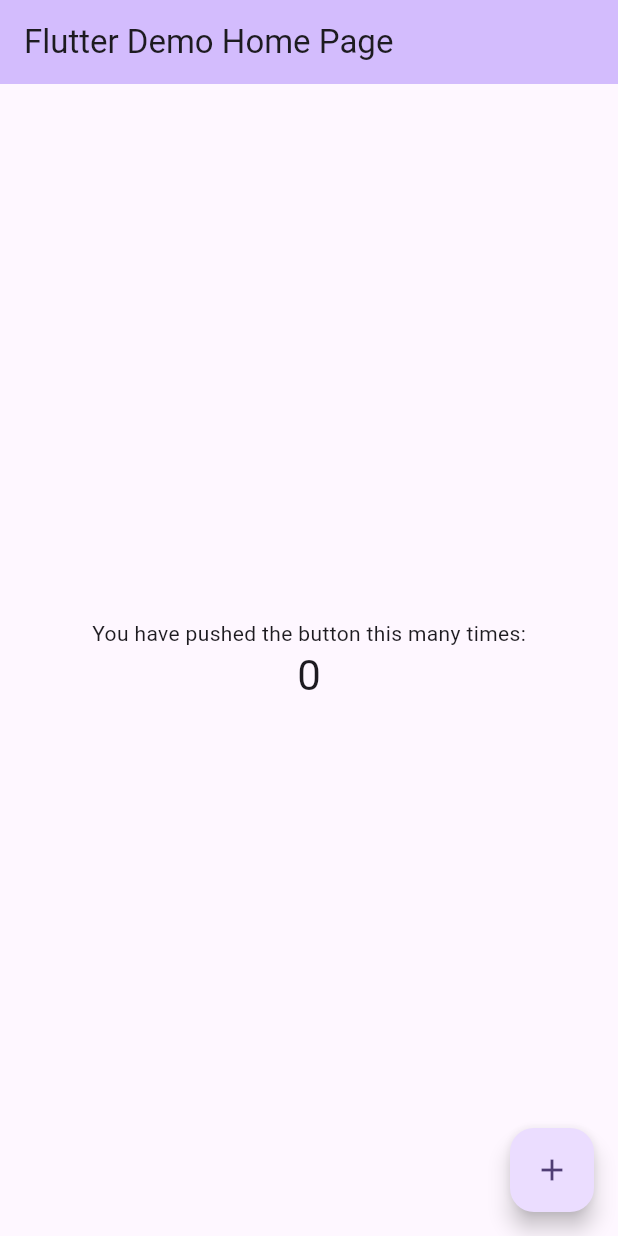
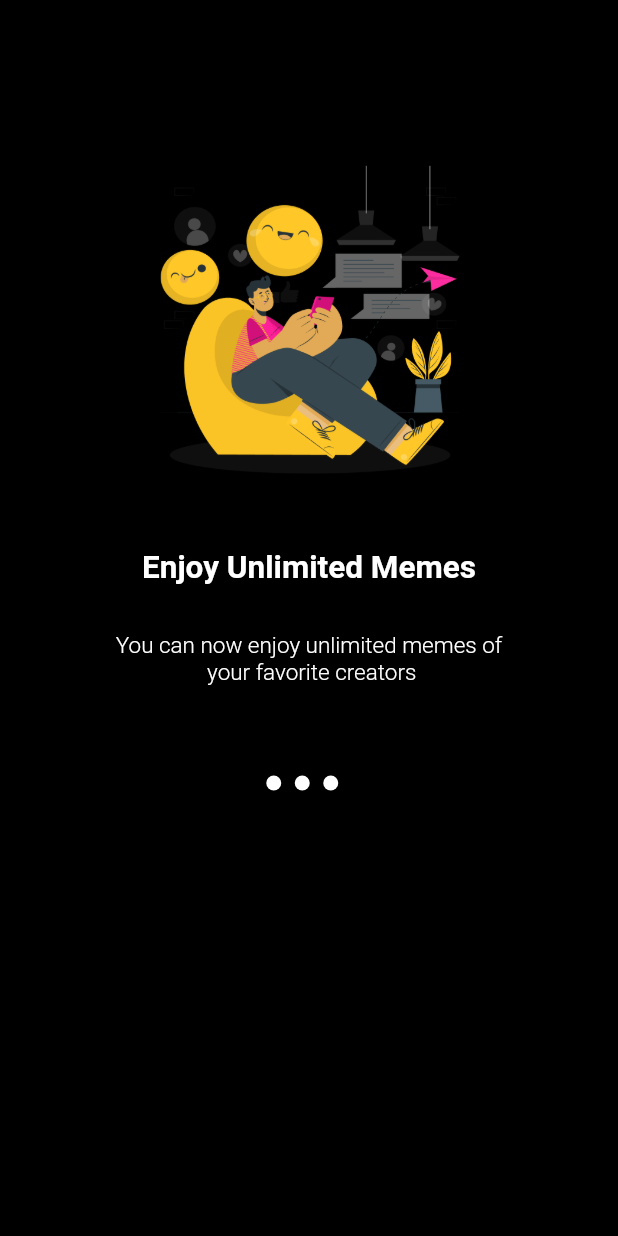
Before and after one commit to zainshah412-eng/Meme, a Flutter app: the screen it shows after launch, on a phone screen of 412 x 824 dp. Run offline on Flutter 3.47's test engine with Material 2 defaults, Android fonts, the light colour scheme and no system bars; Roboto replaces fonts that are missing (Mulish).

Commit message:
splash & onboarding screens

```diff
--- a/lib/main.dart
+++ b/lib/main.dart
@@ -1,4 +1,7 @@
 import 'package:flutter/material.dart';
+import 'package:meme/screens/onboarding.dart';
+import 'package:meme/screens/splash.dart';
+import 'package:meme/utils/routes.dart';
 
 void main() {
   runApp(const MyApp());
@@ -11,115 +14,14 @@ class MyApp extends StatelessWidget {
   @override
   Widget build(BuildContext context) {
     return MaterialApp(
+      debugShowCheckedModeBanner: false,
       title: 'Flutter Demo',
-      theme: ThemeData(
-        // This is the theme of your application.
-        //
-        // TRY THIS: Try running your application with "flutter run". You'll see
-        // the application has a blue toolbar. Then, without quitting the app,
-        // try changing the seedColor in the colorScheme below to Colors.green
-        // and then invoke "hot reload" (save your changes or press the "hot
-        // reload" button in a Flutter-supported IDE, or press "r" if you used
-        // the command line to start the app).
-        //
-        // Notice that the counter didn't reset back to zero; the application
-        // state is not lost during the reload. To reset the state, use hot
-        // restart instead.
-        //
-        // This works for code too, not just values: Most code changes can be
-        // tested with just a hot reload.
-        colorScheme: ColorScheme.fromSeed(seedColor: Colors.deepPurple),
-        useMaterial3: true,
-      ),
-      home: const MyHomePage(title: 'Flutter Demo Home Page'),
+      initialRoute: "/splash",
+      routes: {
+        "/": (context) => OnBoarding(),
+        MyRoutes.onborading: (context) => OnBoarding(),
+        MyRoutes.splashRoute: (context) => Splash(),
+      },
     );
   }
 }
-
-class MyHomePage extends StatefulWidget {
-  const MyHomePage({super.key, required this.title});
-
-  // This widget is the home page of your application. It is stateful, meaning
-  // that it has a State object (defined below) that contains fields that affect
-  // how it looks.
-
-  // This class is the configuration for the state. It holds the values (in this
-  // case the title) provided by the parent (in this case the App widget) and
-  // used by the build method of the State. Fields in a Widget subclass are
-  // always marked "final".
-
-  final String title;
-
-  @override
-  State<MyHomePage> createState() => _MyHomePageState();
-}
-
-class _MyHomePageState extends State<MyHomePage> {
-  int _counter = 0;
-
-  void _incrementCounter() {
-    setState(() {
-      // This call to setState tells the Flutter framework that something has
-      // changed in this State, which causes it to rerun the build method below
-      // so that the display can reflect the updated values. If we changed
-      // _counter without calling setState(), then the build method would not be
-      // called again, and so nothing would appear to happen.
-      _counter++;
-    });
-  }
-
-  @override
-  Widget build(BuildContext context) {
-    // This method is rerun every time setState is called, for instance as done
-    // by the _incrementCounter method above.
-    //
-    // The Flutter framework has been optimized to make rerunning build methods
-    // fast, so that you can just rebuild anything that needs updating rather
-    // than having to individually change instances of widgets.
-    return Scaffold(
-      appBar: AppBar(
-        // TRY THIS: Try changing the color here to a specific color (to
-        // Colors.amber, perhaps?) and trigger a hot reload to see the AppBar
-        // change color while the other colors stay the same.
-        backgroundColor: Theme.of(context).colorScheme.inversePrimary,
-        // Here we take the value from the MyHomePage object that was created by
-        // the App.build method, and use it to set our appbar title.
-        title: Text(widget.title),
-      ),
-      body: Center(
-        // Center is a layout widget. It takes a single child and positions it
-        // in the middle of the parent.
-        child: Column(
-          // Column is also a layout widget. It takes a list of children and
-          // arranges them vertically. By default, it sizes itself to fit its
-          // children horizontally, and tries to be as tall as its parent.
-          //
-          // Column has various properties to control how it sizes itself and
-          // how it positions its children. Here we use mainAxisAlignment to
-          // center the children vertically; the main axis here is the vertical
-          // axis because Columns are vertical (the cross axis would be
-          // horizontal).
-          //
-          // TRY THIS: Invoke "debug painting" (choose the "Toggle Debug Paint"
-          // action in the IDE, or press "p" in the console), to see the
-          // wireframe for each widget.
-          mainAxisAlignment: MainAxisAlignment.center,
-          children: <Widget>[
-            const Text(
-              'You have pushed the button this many times:',
-            ),
-            Text(
-              '$_counter',
-              style: Theme.of(context).textTheme.headlineMedium,
-            ),
-          ],
-        ),
-      ),
-      floatingActionButton: FloatingActionButton(
-        onPressed: _incrementCounter,
-        tooltip: 'Increment',
-        child: const Icon(Icons.add),
-      ), // This trailing comma makes auto-formatting nicer for build methods.
-    );
-  }
-}
--- /dev/null
+++ b/lib/screens/onboarding.dart
@@ -0,0 +1,168 @@
+import 'package:flutter/material.dart';
+
+import '../widgets/onboarding_contents.dart';
+import '../widgets/size_config.dart';
+
+class OnBoarding extends StatefulWidget {
+  const OnBoarding({super.key});
+
+  @override
+  State<OnBoarding> createState() => _OnBoardingState();
+}
+
+class _OnBoardingState extends State<OnBoarding> {
+  late PageController _controller;
+
+  @override
+  void initState() {
+    _controller = PageController();
+    super.initState();
+  }
+
+  int _currentPage = 0;
+  List colors = const [
+    Colors.black,
+    Colors.black,
+    Colors.black,
+    // Color(0xffDAD3C8),
+    // Color(0xffFFE5DE),
+    // Color(0xffDCF6E6),
+  ];
+
+  AnimatedContainer _buildDots({
+    int? index,
+  }) {
+    return AnimatedContainer(
+      duration: const Duration(milliseconds: 200),
+      decoration: const BoxDecoration(
+        borderRadius: BorderRadius.all(
+          Radius.circular(50),
+        ),
+        color: Colors.white,
+      ),
+      margin: const EdgeInsets.only(right: 9),
+      height: 10,
+      curve: Curves.easeIn,
+      width: _currentPage == index ? 10 : 10,
+
+      // color: _currentPage == index ? Colors.yellow : Colors.white,
+    );
+  }
+
+  @override
+  Widget build(BuildContext context) {
+    SizeConfig().init(context);
+    return Scaffold(
+      backgroundColor: colors[_currentPage],
+      body: SafeArea(
+        child: Center(
+          child: Column(
+            children: [
+              Expanded(
+                flex: 3,
+                child: PageView.builder(
+                  physics: const BouncingScrollPhysics(),
+                  controller: _controller,
+                  onPageChanged: (value) =>
+                      setState(() => _currentPage = value),
+                  itemCount: contents.length,
+                  itemBuilder: (context, i) {
+                    return Padding(
+                      padding: const EdgeInsets.all(40.0),
+                      child: Column(
+                        children: [
+                          SizedBox(
+                            height: 70,
+                          ),
+                          Image.asset(
+                            contents[i].image,
+                            height: SizeConfig.blockV! * 25,
+                          ),
+                          SizedBox(
+                            height: 50,
+                          ),
+                          Text(
+                            contents[i].title,
+                            textAlign: TextAlign.center,
+                            style: TextStyle(
+                              fontFamily: "Mulish",
+                              fontWeight: FontWeight.w600,
+                              color: Colors.white,
+                              fontSize: 21,
+                            ),
+                          ),
+                          const SizedBox(height: 30),
+                          Text(
+                            contents[i].desc,
+                            style: TextStyle(
+                              fontFamily: "Mulish",
+                              fontWeight: FontWeight.w300,
+                              color: Colors.white,
+                              fontSize: 15,
+                            ),
+                            textAlign: TextAlign.center,
+                          ),
+                          const SizedBox(height: 60),
+                          Row(
+                            mainAxisAlignment: MainAxisAlignment.center,
+                            children: List.generate(
+                              contents.length,
+                              (int index) => _buildDots(
+                                index: index,
+                              ),
+                            ),
+                          ),
+                        ],
+                      ),
+                    );
+                  },
+                ),
+              ),
+              // Expanded(
+              //   flex: 1,
+              //   child: Column(
+              //     mainAxisAlignment: MainAxisAlignment.spaceBetween,
+              //     children: [
+              //       Row(
+              //         mainAxisAlignment: MainAxisAlignment.center,
+              //         children: List.generate(
+              //           contents.length,
+              //           (int index) => _buildDots(
+              //             index: index,
+              //           ),
+              //         ),
+              //       ),
+              //       _currentPage + 1 == contents.length
+              //           ? Padding(
+              //               padding: const EdgeInsets.all(30),
+              //               child: ElevatedButton(
+              //                 onPressed: () {},
+              //                 child: const Text("START"),
+              //                 style: ElevatedButton.styleFrom(
+              //                   backgroundColor: Colors.yellow,
+              //                   shape: RoundedRectangleBorder(
+              //                     borderRadius: BorderRadius.circular(50),
+              //                   ),
+              //                   padding: (width <= 550)
+              //                       ? const EdgeInsets.symmetric(
+              //                           horizontal: 100, vertical: 20)
+              //                       : EdgeInsets.symmetric(
+              //                           horizontal: width * 0.2, vertical: 25),
+              //                   textStyle: TextStyle(
+              //                       fontSize: (width <= 550) ? 13 : 17),
+              //                 ),
+              //               ),
+              //             )
+              //           : Padding(
+              //               padding: const EdgeInsets.all(30),
+              //             )
+              //     ],
+              //   ),
+              // ),
+            ],
+          ),
+        ),
+      ),
+    );
+  }
+}
--- /dev/null
+++ b/lib/screens/splash.dart
@@ -0,0 +1,45 @@
+import 'dart:async';
+
+import 'package:flutter/material.dart';
+import 'package:meme/screens/onboarding.dart';
+
+class Splash extends StatefulWidget {
+  const Splash({super.key});
+
+  @override
+  State<Splash> createState() => _SplashState();
+}
+
+class _SplashState extends State<Splash> {
+  @override
+  void initState() {
+    super.initState();
+    moveToNext();
+  }
+
+  @override
+  Widget build(BuildContext context) {
+    return Material(
+      child: Scaffold(
+        backgroundColor: Colors.black,
+        body: Center(
+          child: Container(
+            // padding:  EdgeInsets.only(top: 50),
+            child: Image.asset(
+              "assets/images/meme_world.png",
+              fit: BoxFit.cover,
+              height: 300,
+            ),
+          ),
+        ),
+      ),
+    );
+  }
+
+  void moveToNext() {
+    Timer(const Duration(seconds: 3), () {
+      Navigator.pushReplacement(
+          context, MaterialPageRoute(builder: (context) => OnBoarding()));
+    });
+  }
+}
--- /dev/null
+++ b/lib/utils/routes.dart
@@ -0,0 +1,6 @@
+import 'package:flutter/material.dart';
+
+class MyRoutes {
+  static String splashRoute = "/splash";
+  static String onborading = "/onboarding";
+}
--- /dev/null
+++ b/lib/widgets/onboarding_contents.dart
@@ -0,0 +1,29 @@
+class OnboardingContents {
+  final String title;
+  final String image;
+  final String desc;
+
+  OnboardingContents({
+    required this.title,
+    required this.image,
+    required this.desc,
+  });
+}
+
+List<OnboardingContents> contents = [
+  OnboardingContents(
+    title: "Enjoy Unlimited Memes",
+    image: "assets/images/image1.png",
+    desc: "You can now enjoy unlimited memes of\n your favorite creators",
+  ),
+  OnboardingContents(
+    title: "Create & Earn",
+    image: "assets/images/image2.png",
+    desc: "Keep creating fun and engaging\n content and get paid",
+  ),
+  OnboardingContents(
+    title: "Win Prizes & Rewards",
+    image: "assets/images/image3.png",
+    desc: "Collect coins and trade them in for\n Prizes & Rewards",
+  ),
+];
--- /dev/null
+++ b/lib/widgets/size_config.dart
@@ -0,0 +1,17 @@
+import 'package:flutter/material.dart';
+
+class SizeConfig {
+  static MediaQueryData? _mediaQueryData;
+  static double? screenW;
+  static double? screenH;
+  static double? blockH;
+  static double? blockV;
+
+  void init(BuildContext context) {
+    _mediaQueryData = MediaQuery.of(context);
+    screenW = _mediaQueryData!.size.width;
+    screenH = _mediaQueryData!.size.height;
+    blockH = screenW! / 100;
+    blockV = screenH! / 100;
+  }
+}
--- a/pubspec.yaml
+++ b/pubspec.yaml
@@ -59,9 +59,9 @@ flutter:
   uses-material-design: true
 
   # To add assets to your application, add an assets section, like this:
-  # assets:
-  #   - images/a_dot_burr.jpeg
-  #   - images/a_dot_ham.jpeg
+  assets:
+     - assets/images/
+
 
   # An image asset can refer to one or more resolution-specific "variants", see
   # https://flutter.dev/assets-and-images/#resolution-aware
```
Also changed, not shown: assets/images/image1.png (added), assets/images/image2.png (added), assets/images/image3.png (added), assets/images/meme_world.png (added).
